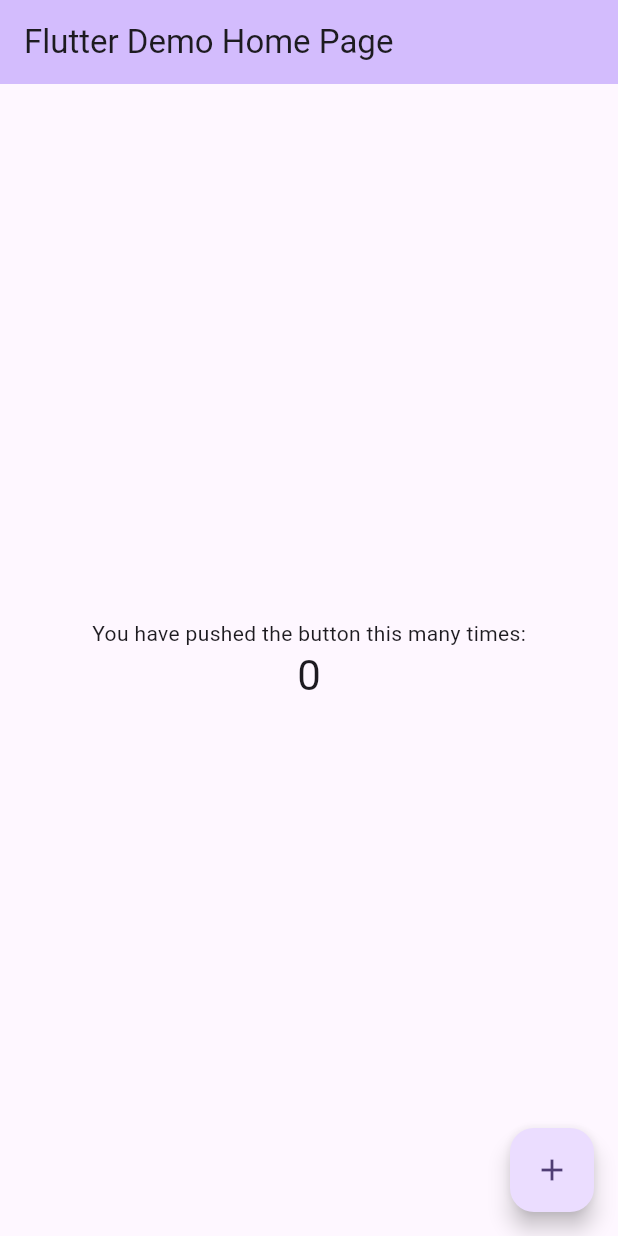
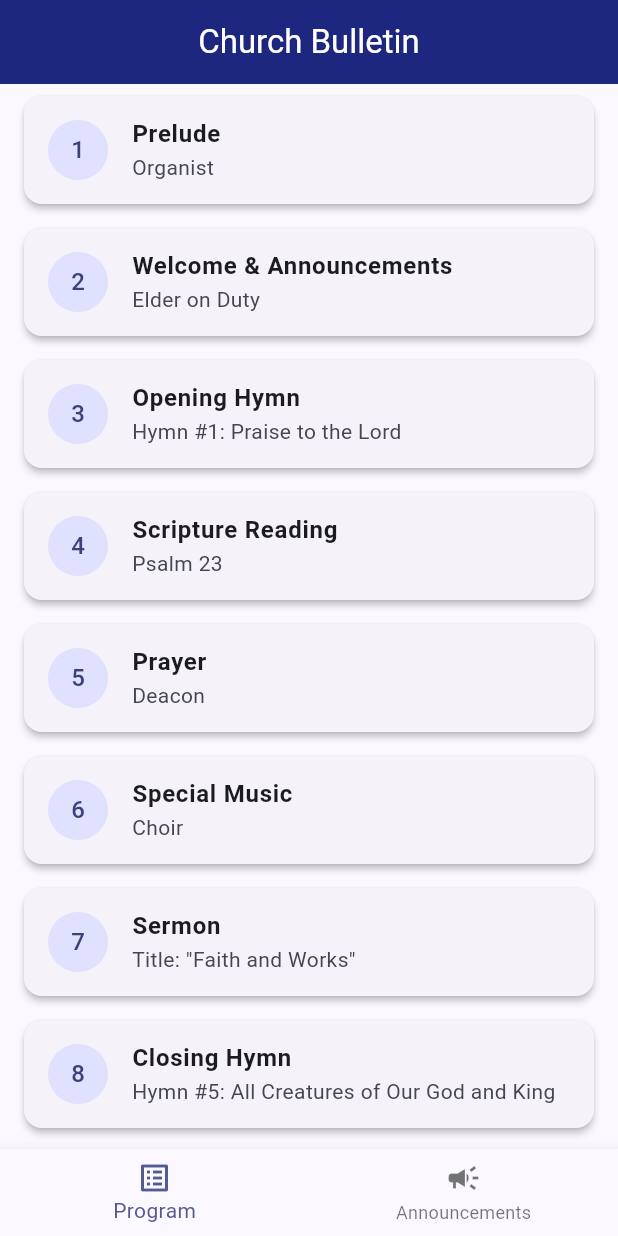
Before and after one commit to diledfranc/church-bulletin-aiu, a Flutter app: the screen it shows after launch, on a phone screen of 412 x 824 dp. Run offline on Flutter 3.47's test engine with Material 3 defaults, Android fonts, the phone set to English and light mode, and no system bars.

Commit message:
Implement church bulletin app structure and features

```diff
--- /dev/null
+++ b/lib/data/dummy_data.dart
@@ -0,0 +1,40 @@
+import '../models/bulletin_item.dart';
+import '../models/announcement.dart';
+
+final List<BulletinItem> bulletinItems = [
+  BulletinItem(title: 'Prelude', description: 'Organist'),
+  BulletinItem(title: 'Welcome & Announcements', description: 'Elder on Duty'),
+  BulletinItem(
+    title: 'Opening Hymn',
+    description: 'Hymn #1: Praise to the Lord',
+  ),
+  BulletinItem(title: 'Scripture Reading', description: 'Psalm 23'),
+  BulletinItem(title: 'Prayer', description: 'Deacon'),
+  BulletinItem(title: 'Special Music', description: 'Choir'),
+  BulletinItem(title: 'Sermon', description: 'Title: "Faith and Works"'),
+  BulletinItem(
+    title: 'Closing Hymn',
+    description: 'Hymn #5: All Creatures of Our God and King',
+  ),
+  BulletinItem(title: 'Benediction', description: 'Pastor'),
+];
+
+final List<Announcement> announcements = [
+  Announcement(
+    title: 'Bible Study',
+    detail:
+        'Join us for Bible study every Wednesday at 7:00 PM in the main hall.',
+    date: DateTime.now().add(const Duration(days: 2)),
+  ),
+  Announcement(
+    title: 'Community Service',
+    detail:
+        'We will be visiting the local shelter this Saturday. Meet at the church at 9:00 AM.',
+    date: DateTime.now().add(const Duration(days: 5)),
+  ),
+  Announcement(
+    title: 'Choir Practice',
+    detail: 'Choir practice is held every Thursday at 6:30 PM.',
+    date: DateTime.now().add(const Duration(days: 3)),
+  ),
+];
--- a/lib/main.dart
+++ b/lib/main.dart
@@ -1,4 +1,5 @@
 import 'package:flutter/material.dart';
+import 'screens/home_screen.dart';
 
 void main() {
   runApp(const MyApp());
@@ -7,116 +8,23 @@ void main() {
 class MyApp extends StatelessWidget {
   const MyApp({super.key});
 
-  // This widget is the root of your application.
   @override
   Widget build(BuildContext context) {
     return MaterialApp(
-      title: 'Flutter Demo',
+      title: 'AIU Church Bulletin',
+      debugShowCheckedModeBanner: false,
       theme: ThemeData(
-        // This is the theme of your application.
-        //
-        // TRY THIS: Try running your application with "flutter run". You'll see
-        // the application has a purple toolbar. Then, without quitting the app,
-        // try changing the seedColor in the colorScheme below to Colors.green
-        // and then invoke "hot reload" (save your changes or press the "hot
-        // reload" button in a Flutter-supported IDE, or press "r" if you used
-        // the command line to start the app).
-        //
-        // Notice that the counter didn't reset back to zero; the application
-        // state is not lost during the reload. To reset the state, use hot
-        // restart instead.
-        //
-        // This works for code too, not just values: Most code changes can be
-        // tested with just a hot reload.
-        colorScheme: .fromSeed(seedColor: Colors.deepPurple),
+        colorScheme: ColorScheme.fromSeed(
+          seedColor: const Color(0xFF1A237E),
+        ), // Deep blue as a church color
+        useMaterial3: true,
+        appBarTheme: const AppBarTheme(
+          centerTitle: true,
+          backgroundColor: Color(0xFF1A237E),
+          foregroundColor: Colors.white,
+        ),
       ),
-      home: const MyHomePage(title: 'Flutter Demo Home Page'),
+      home: const HomeScreen(),
     );
   }
 }
-
-class MyHomePage extends StatefulWidget {
-  const MyHomePage({super.key, required this.title});
-
-  // This widget is the home page of your application. It is stateful, meaning
-  // that it has a State object (defined below) that contains fields that affect
-  // how it looks.
-
-  // This class is the configuration for the state. It holds the values (in this
-  // case the title) provided by the parent (in this case the App widget) and
-  // used by the build method of the State. Fields in a Widget subclass are
-  // always marked "final".
-
-  final String title;
-
-  @override
-  State<MyHomePage> createState() => _MyHomePageState();
-}
-
-class _MyHomePageState extends State<MyHomePage> {
-  int _counter = 0;
-
-  void _incrementCounter() {
-    setState(() {
-      // This call to setState tells the Flutter framework that something has
-      // changed in this State, which causes it to rerun the build method below
-      // so that the display can reflect the updated values. If we changed
-      // _counter without calling setState(), then the build method would not be
-      // called again, and so nothing would appear to happen.
-      _counter++;
-    });
-  }
-
-  @override
-  Widget build(BuildContext context) {
-    // This method is rerun every time setState is called, for instance as done
-    // by the _incrementCounter method above.
-    //
-    // The Flutter framework has been optimized to make rerunning build methods
-    // fast, so that you can just rebuild anything that needs updating rather
-    // than having to individually change instances of widgets.
-    return Scaffold(
-      appBar: AppBar(
-        // TRY THIS: Try changing the color here to a specific color (to
-        // Colors.amber, perhaps?) and trigger a hot reload to see the AppBar
-        // change color while the other colors stay the same.
-        backgroundColor: Theme.of(context).colorScheme.inversePrimary,
-        // Here we take the value from the MyHomePage object that was created by
-        // the App.build method, and use it to set our appbar title.
-        title: Text(widget.title),
-      ),
-      body: Center(
-        // Center is a layout widget. It takes a single child and positions it
-        // in the middle of the parent.
-        child: Column(
-          // Column is also a layout widget. It takes a list of children and
-          // arranges them vertically. By default, it sizes itself to fit its
-          // children horizontally, and tries to be as tall as its parent.
-          //
-          // Column has various properties to control how it sizes itself and
-          // how it positions its children. Here we use mainAxisAlignment to
-          // center the children vertically; the main axis here is the vertical
-          // axis because Columns are vertical (the cross axis would be
-          // horizontal).
-          //
-          // TRY THIS: Invoke "debug painting" (choose the "Toggle Debug Paint"
-          // action in the IDE, or press "p" in the console), to see the
-          // wireframe for each widget.
-          mainAxisAlignment: .center,
-          children: [
-            const Text('You have pushed the button this many times:'),
-            Text(
-              '$_counter',
-              style: Theme.of(context).textTheme.headlineMedium,
-            ),
-          ],
-        ),
-      ),
-      floatingActionButton: FloatingActionButton(
-        onPressed: _incrementCounter,
-        tooltip: 'Increment',
-        child: const Icon(Icons.add),
-      ),
-    );
-  }
-}
--- /dev/null
+++ b/lib/models/announcement.dart
@@ -0,0 +1,7 @@
+class Announcement {
+  final String title;
+  final String detail;
+  final DateTime date;
+
+  Announcement({required this.title, required this.detail, required this.date});
+}
--- /dev/null
+++ b/lib/models/bulletin_item.dart
@@ -0,0 +1,11 @@
+class BulletinItem {
+  final String title;
+  final String description;
+  final String time;
+
+  BulletinItem({
+    required this.title,
+    required this.description,
+    this.time = '',
+  });
+}
--- /dev/null
+++ b/lib/screens/bulletin_screen.dart
@@ -0,0 +1,29 @@
+import 'package:flutter/material.dart';
+import '../models/bulletin_item.dart';
+import '../data/dummy_data.dart';
+
+class BulletinScreen extends StatelessWidget {
+  const BulletinScreen({super.key});
+
+  @override
+  Widget build(BuildContext context) {
+    return ListView.builder(
+      itemCount: bulletinItems.length,
+      itemBuilder: (context, index) {
+        final BulletinItem item = bulletinItems[index];
+        return Card(
+          elevation: 2,
+          margin: const EdgeInsets.symmetric(horizontal: 16, vertical: 8),
+          child: ListTile(
+            leading: CircleAvatar(child: Text('${index + 1}')),
+            title: Text(
+              item.title,
+              style: const TextStyle(fontWeight: FontWeight.bold),
+            ),
+            subtitle: Text(item.description),
+          ),
+        );
+      },
+    );
+  }
+}
--- /dev/null
+++ b/lib/screens/home_screen.dart
@@ -0,0 +1,49 @@
+import 'package:flutter/material.dart';
+import 'bulletin_screen.dart';
+import 'announcements_screen.dart';
+
+class HomeScreen extends StatefulWidget {
+  const HomeScreen({super.key});
+
+  @override
+  State<HomeScreen> createState() => _HomeScreenState();
+}
+
+class _HomeScreenState extends State<HomeScreen> {
+  int _selectedIndex = 0;
+
+  static const List<Widget> _widgetOptions = <Widget>[
+    BulletinScreen(),
+    AnnouncementsScreen(),
+  ];
+
+  void _onItemTapped(int index) {
+    setState(() {
+      _selectedIndex = index;
+    });
+  }
+
+  @override
+  Widget build(BuildContext context) {
+    return Scaffold(
+      appBar: AppBar(
+        title: const Text('Church Bulletin'),
+        centerTitle: true,
+        elevation: 2,
+      ),
+      body: _widgetOptions.elementAt(_selectedIndex),
+      bottomNavigationBar: BottomNavigationBar(
+        items: const <BottomNavigationBarItem>[
+          BottomNavigationBarItem(icon: Icon(Icons.list_alt), label: 'Program'),
+          BottomNavigationBarItem(
+            icon: Icon(Icons.campaign),
+            label: 'Announcements',
+          ),
+        ],
+        currentIndex: _selectedIndex,
+        selectedItemColor: Theme.of(context).colorScheme.primary,
+        onTap: _onItemTapped,
+      ),
+    );
+  }
+}
--- a/pubspec.yaml
+++ b/pubspec.yaml
@@ -34,6 +34,7 @@ dependencies:
   # The following adds the Cupertino Icons font to your application.
   # Use with the CupertinoIcons class for iOS style icons.
   cupertino_icons: ^1.0.8
+  intl: ^0.20.2
 
 dev_dependencies:
   flutter_test:
--- /dev/null
+++ b/references/Church bulletin app idea.txt
@@ -0,0 +1,33 @@
+Church bulletin app
+
+1. Program flow
+2. Announcement section
+3. Contact information section
+4. Current ongoing program section (e.g. "Now is: Offertory")
+5. Next week's duty roster for greeters
+
+Roles: Admin, Users, Coordinator
+
+Coordinator updates program flow including responsible people tasked. Coordinator updates Announcements. CRUD
+Users view program flow and announcements.
+
+Activity flow: 1. Login(or already logged in) -> homepage -> program flow -> homepage -> announcements -> homepage --> contact information
+2. Creatiing a new announcement: Coordinator log in -> dashboard? -> Create announcement section -> Create
+3. Viewing, updating, and deleting: Coordinator go to announcement list -> click an announcement -> make changes -> update. Delete old announcements
+4. Creating the bulletin or program flow: Coordinator go to program flow ->
+
+Concerns: 1. During offertory, payment through banking app requires leaving the app. 2.  Live updates may not be as necessary considering that church usually have their livestream.
+Should we archive program flows and announcements? If yes, how long and what do we use the data for?
+Should users be required to create an account to see the program flow and announcements?
+Optional(?) requirement: When tasking a person/group for a responsibility, that person needs to exist as a user.
+
+Homepage:
+Program Flow:
+Announcements:
+	Features: 1. Announcement alerts and notifications to the mobile phone.
+		  2. Red icon that shows the number of announcements (unread) at the announcements tab
+		  3. Automatically removing announcements of an event from the app when the date/time of the event has passed (deletion can be immediate 		  or a time interval later)
+
+Contact information:
+
+Database: users, program_flow_logs, announcements_logs, audit_log, etc. We use NoSQL and connect to Firebase.
```
Also changed, not shown: lib/screens/announcements_screen.dart (added, +49 -0 lines), pubspec.lock, 2 other files.
